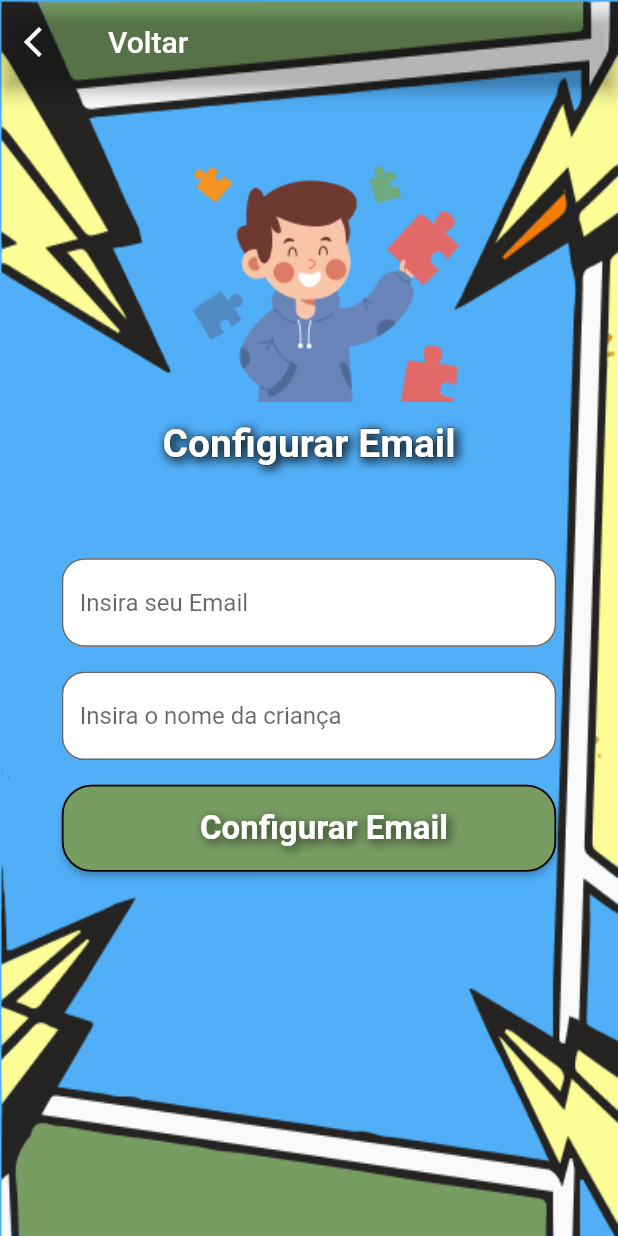
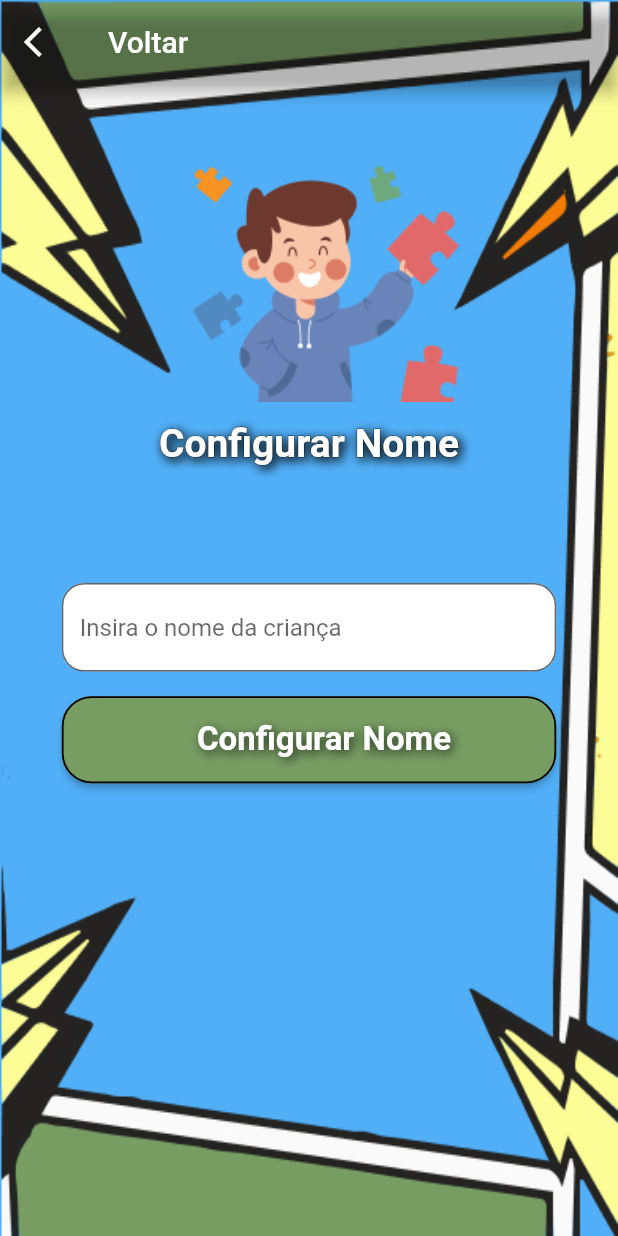
Before and after one commit to viniciusOLN/drawtism, a Flutter app: the ChooseMode screen opened by its route, after a tap on "Completar Formas", on a phone screen of 412 x 824 dp. Run offline on Flutter 3.47's test engine with Material 2 defaults, Android fonts, the phone set to English and light mode, and no system bars; our stand-ins replace audioplayers, bloc, flutter_bloc, flutter_tts, get, shared_preferences; missing offline and left inert: camera_camera, sendgrid_mailer; accounts and stored records are empty.

Commit message:
adaptando o aplicativo para configurar apenas nome

```diff
--- a/lib/app/features/choosepage/presentation/choosepage.dart
+++ b/lib/app/features/choosepage/presentation/choosepage.dart
@@ -22,9 +22,7 @@ class ChooseMode extends StatelessWidget {
     final prefs = await SharedPreferences.getInstance();
 
     String username = prefs.getString("username") ?? "";
-    String email = prefs.getString("email") ?? "";
-
-    return (username == "" || email == "");
+    return (username == "");
   }
 
   void redirectTasks() async {
--- a/lib/app/features/configpage/presentation/configuration_page.dart
+++ b/lib/app/features/configpage/presentation/configuration_page.dart
@@ -127,7 +127,7 @@ class _ConfigurationPageState extends State<ConfigurationPage> {
                     onPressed: () {
                       Get.toNamed("/emailconfig");
                     },
-                    title: "Configurar Email",
+                    title: "Configurar Nome",
                     style: TextStyles.whiteTextButtonStyle,
                     color: ColorStyle.buttonGreen,
                   ),
--- a/lib/app/features/drawpage/presentation/controllers/drawing_controller.dart
+++ b/lib/app/features/drawpage/presentation/controllers/drawing_controller.dart
@@ -123,9 +123,9 @@ class DrawingPageController extends GetxController {
     final prefs = await SharedPreferences.getInstance();
 
     String username = prefs.getString("username") ?? "";
-    String email = prefs.getString("email") ?? "";
+    //String email = prefs.getString("email") ?? "";
 
-    if (username.isEmpty || email.isEmpty) {
+    if (username.isEmpty) {
       return;
     }
 
@@ -138,7 +138,7 @@ class DrawingPageController extends GetxController {
 
     EmailSender emailSender = EmailSender(
       subject: "Aquarela Autista - $username ${DateTime.now()}",
-      toAddress: email,
+      toAddress: "autistaaquarela@gmail.com",
       attachments: List.generate(
         listPathImages.length,
         (index) => Attachment(
--- a/lib/app/features/drawpage/presentation/drawpage.dart
+++ b/lib/app/features/drawpage/presentation/drawpage.dart
@@ -73,8 +73,7 @@ class DrawPage extends StatelessWidget {
           controllerReference.speak(
             level["level"].listTasks[controllerReference.currentDraw].title,
           );
-          return SingleChildScrollView(
-            child: Column(
+          return Column(
             mainAxisAlignment: MainAxisAlignment.center,
             crossAxisAlignment: CrossAxisAlignment.center,
             children: [
@@ -163,7 +162,6 @@ class DrawPage extends StatelessWidget {
                 },
               ),
             ],
-            ),
           );
         },
       ),
--- a/lib/app/features/emailconfigpage/presentation/controllers/config_email_controller.dart
+++ b/lib/app/features/emailconfigpage/presentation/controllers/config_email_controller.dart
@@ -7,23 +7,23 @@ class ConfigEmailController extends GetxController {
   TextEditingController controllerUsername = TextEditingController();
 
   void setEmailInformations() async {
-    if (controllerEmail.text.isEmpty || controllerUsername.text.isEmpty) {
+    if (controllerUsername.text.isEmpty) {
       return;
     }
 
     final prefs = await SharedPreferences.getInstance();
 
-    await prefs.setString("email", controllerEmail.text);
+    //await prefs.setString("email", controllerEmail.text);
     await prefs.setString("username", controllerUsername.text);
 
     Get.toNamed("/mode");
   }
 
-  Future<String> getEmail() async {
-    final prefs = await SharedPreferences.getInstance();
+  // Future<String> getEmail() async {
+  //   final prefs = await SharedPreferences.getInstance();
 
-    return prefs.getString("email") ?? "";
-  }
+  //   return prefs.getString("email") ?? "";
+  // }
 
   Future<String> getUsername() async {
     final prefs = await SharedPreferences.getInstance();
--- a/lib/app/features/emailconfigpage/presentation/email_config.dart
+++ b/lib/app/features/emailconfigpage/presentation/email_config.dart
@@ -26,7 +26,7 @@ class _ConfigEmailPageState extends State<ConfigEmailPage> {
   final controller = Get.find<ConfigEmailController>();
 
   void loadInfosIfExist() async {
-    controller.controllerEmail.text = await controller.getEmail();
+    //controller.controllerEmail.text = await controller.getEmail();
     controller.controllerUsername.text = await controller.getUsername();
   }
 
@@ -68,24 +68,24 @@ class _ConfigEmailPageState extends State<ConfigEmailPage> {
               Image.asset("assets/images/logo.png"),
               SizedBox(height: width * 0.030),
               CustomText(
-                text: "Configurar Email",
+                text: "Configurar Nome",
                 style: TextStyles.defaultStyle,
               ),
               SizedBox(height: width * 0.15),
               CustomContainer(
                 width: width * 0.80,
                 children: [
-                  TextField(
-                    controller: controller.controllerEmail,
-                    decoration: InputDecoration(
-                      filled: true,
-                      hintText: 'Insira seu Email',
-                      fillColor: Colors.white,
-                      border: OutlineInputBorder(
-                        borderRadius: BorderRadius.circular(15.0),
-                      ),
-                    ),
-                  ),
+                  // TextField(
+                  //   controller: controller.controllerEmail,
+                  //   decoration: InputDecoration(
+                  //     filled: true,
+                  //     hintText: 'Insira seu Email',
+                  //     fillColor: Colors.white,
+                  //     border: OutlineInputBorder(
+                  //       borderRadius: BorderRadius.circular(15.0),
+                  //     ),
+                  //   ),
+                  // ),
                   SizedBox(height: width * 0.04),
                   TextField(
                     controller: controller.controllerUsername,
@@ -103,7 +103,7 @@ class _ConfigEmailPageState extends State<ConfigEmailPage> {
                     onPressed: () {
                       controller.setEmailInformations();
                     },
-                    title: "Configurar Email",
+                    title: "Configurar Nome",
                     style: TextStyles.whiteTextButtonStyle,
                     color: ColorStyle.buttonGreen,
                   ),
--- a/lib/app/features/photopage/presentation/controllers/photo_controller.dart
+++ b/lib/app/features/photopage/presentation/controllers/photo_controller.dart
@@ -61,11 +61,11 @@ class PhotoController extends GetxController {
     final prefs = await SharedPreferences.getInstance();
 
     String username = prefs.getString("username") ?? "";
-    String email = prefs.getString("email") ?? "";
+    //String email = prefs.getString("email") ?? "";
 
     EmailSender emailSender = EmailSender(
       subject: "Aquarela Autista - $username ${DateTime.now()}",
-      toAddress: email,
+      toAddress: "autistaaquarela@gmail.com",
       attachments: [
         Attachment(
           image,
@@ -89,11 +89,11 @@ class PhotoController extends GetxController {
     final prefs = await SharedPreferences.getInstance();
 
     String username = prefs.getString("username") ?? "";
-    String email = prefs.getString("email") ?? "";
+    //String email = prefs.getString("email") ?? "";
 
     EmailSender emailSender = EmailSender(
       subject: "Aquarela Autista - $username ${DateTime.now()}",
-      toAddress: email,
+      toAddress: "autistaaquarela@gmail.com",
       attachments: [
         Attachment(
           image,
```
Also changed, not shown: lib/app/features/resultpage/presentation/resultpage.dart (+7 -7 lines). Lines whose indentation alone changed are shown as unchanged.
